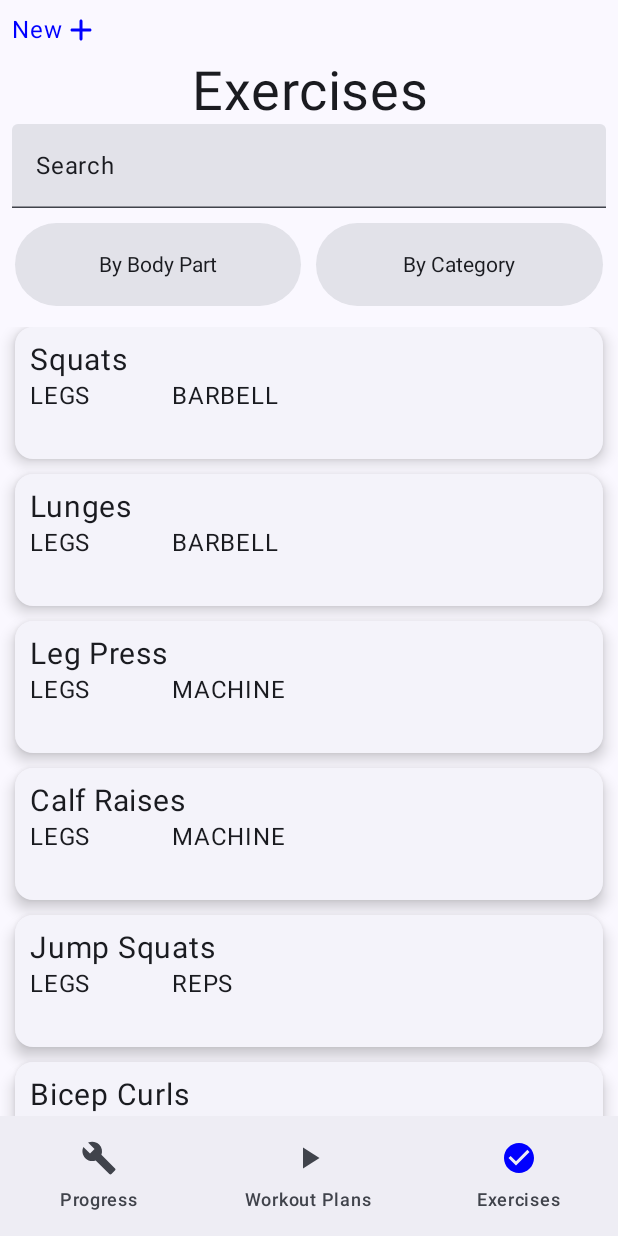
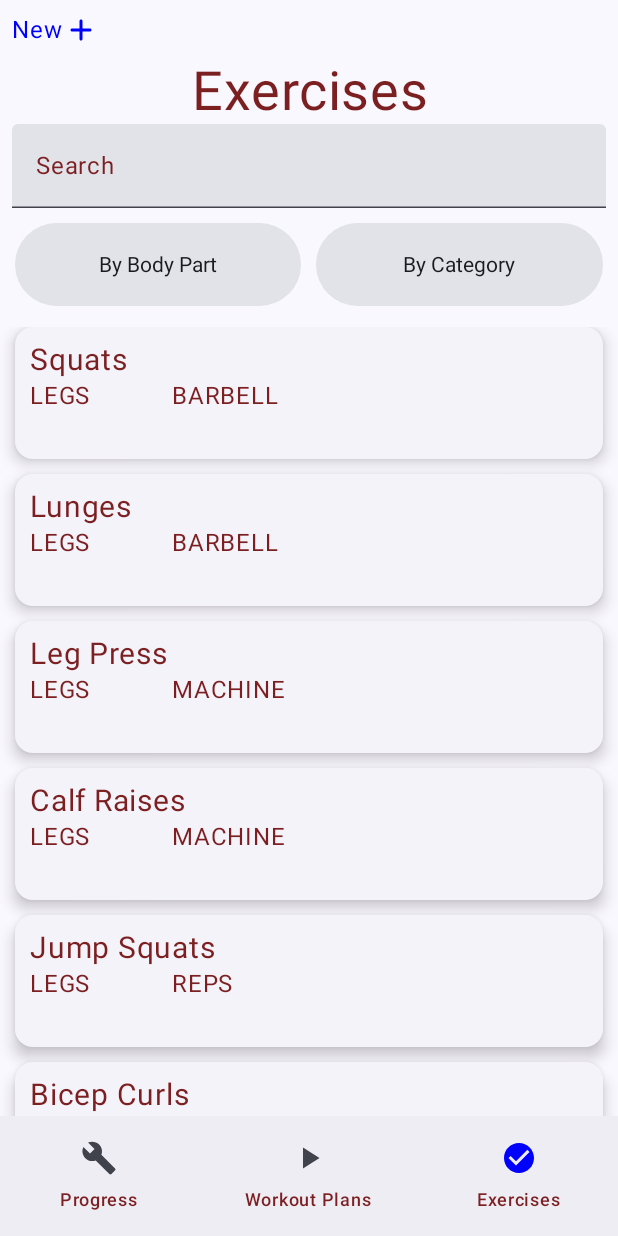
Before and after one commit to justakline/Fittrack-App, an Android app built with Jetpack Compose: the screen it shows after launch (MainActivity), on a phone screen of 412 x 824 dp. Run offline under Robolectric (Android 15) with nearby library versions, the phone set to English and light mode, and no system bars.

Commit message:
Applied theme color to text, still need to apply theme to rest of app

```diff
--- a/app/src/main/java/com/example/fittrack/ExerciseListScreen.kt
+++ b/app/src/main/java/com/example/fittrack/ExerciseListScreen.kt
@@ -34,6 +34,7 @@ import androidx.compose.ui.unit.dp
 import androidx.compose.ui.unit.sp
 import com.example.fittrack.models.BodyPart
 import com.example.fittrack.models.ExerciseType
+import com.example.fittrack.ui.theme.Red1
 
 @Composable
 fun ExerciseListScreen(exercises: ExerciseListViewModel){
@@ -56,7 +57,9 @@ fun ExerciseListScreen(exercises: ExerciseListViewModel){
 
 @Composable
 fun AddNewWorkout(){
-    Box(modifier = Modifier.fillMaxWidth().padding( 8.dp), contentAlignment = Alignment.CenterStart){
+    Box(modifier = Modifier
+        .fillMaxWidth()
+        .padding(8.dp), contentAlignment = Alignment.CenterStart){
         Row( modifier = Modifier.clickable {/* TODO  adding new workouts*/  },horizontalArrangement = Arrangement.Center) {
             Text(text = "New", color = Color.Blue)
             Icon(Icons.Rounded.Add, contentDescription ="",tint = Color.Blue )
@@ -68,13 +71,17 @@ fun AddNewWorkout(){
 @OptIn(ExperimentalMaterial3Api::class)
 @Composable
 fun SearchBar(searchValue:String, changeSearchValue: (String) -> Unit){
-    TextField(modifier = Modifier
-        .fillMaxWidth()
-        .padding(horizontal = 8.dp),
+    TextField(
+        modifier = Modifier
+            .fillMaxWidth()
+            .padding(horizontal = 8.dp),
             value = searchValue,
             onValueChange = {i -> changeSearchValue(i)},
-            singleLine = true)
-
+            singleLine = true,
+        //color = TextFieldDefaults.textFieldColors(
+        //    containerColor = Red1
+        //)
+    )
 }
 
 @OptIn(ExperimentalMaterial3Api::class)
--- a/app/src/main/java/com/example/fittrack/ui/theme/Type.kt
+++ b/app/src/main/java/com/example/fittrack/ui/theme/Type.kt
@@ -9,11 +9,13 @@ import androidx.compose.ui.unit.sp
 // Set of Material typography styles to start with
 val Typography = Typography(
     bodyLarge = TextStyle(
+        color = Red2,
         fontFamily = FontFamily.Default,
         fontWeight = FontWeight.Normal,
         fontSize = 16.sp,
         lineHeight = 24.sp,
         letterSpacing = 0.5.sp
+
     )
     /* Other default text styles to override
     titleLarge = TextStyle(
```
